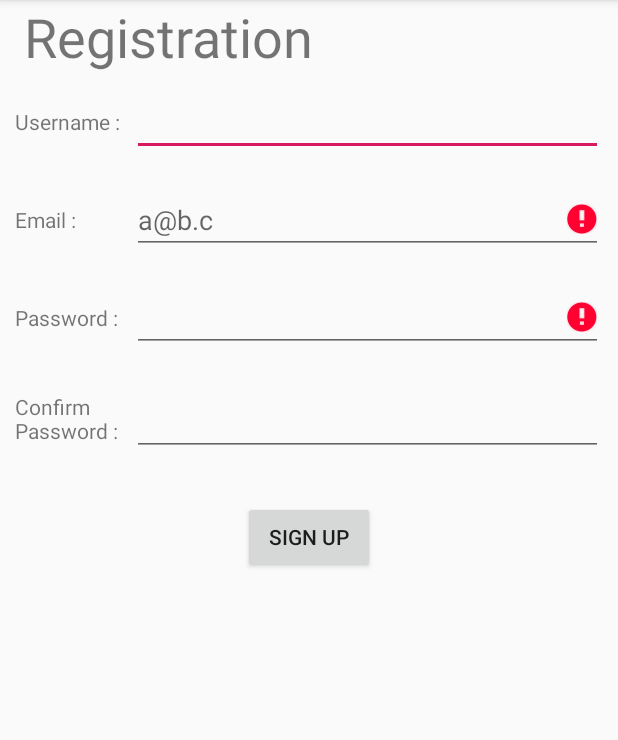
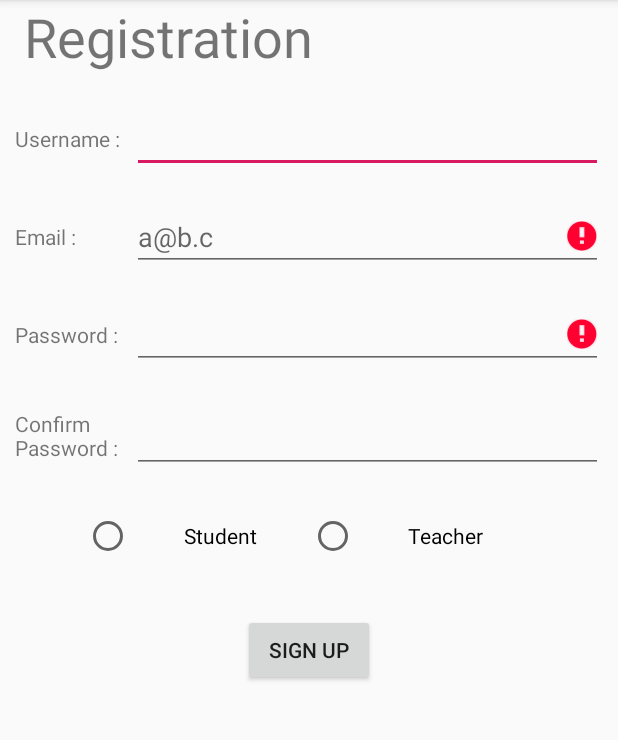
Before and after one commit to phunon/Wireless-Devices-Project, an Android app: the RegisterActivity screen opened directly, with no data from a screen before it, after a tap on "SIGN UP", on a phone screen of 412 x 824 dp, the part 84-824 px from its top. Run offline under Robolectric (Android 15) with nearby library versions, the phone set to English and light mode, and no system bars; our stand-ins replace Firebase (no records; nobody signed in at launch, a user with empty details on screens opened directly).

Commit message:
20/02/2019

```diff
--- a/ProjectWirelessDevice/app/src/main/java/th/ac/kku/koysawat/phunon/RegisterActivity.java
+++ b/ProjectWirelessDevice/app/src/main/java/th/ac/kku/koysawat/phunon/RegisterActivity.java
@@ -1,22 +1,18 @@
 package th.ac.kku.koysawat.phunon;
 
-import android.content.Intent;
 import android.support.annotation.NonNull;
 import android.support.v7.app.AppCompatActivity;
 import android.os.Bundle;
 import android.text.TextUtils;
-import android.util.Log;
 import android.view.View;
 import android.widget.Button;
 import android.widget.EditText;
-import android.widget.TextView;
 import android.widget.Toast;
 
 import com.google.android.gms.tasks.OnCompleteListener;
 import com.google.android.gms.tasks.Task;
 import com.google.firebase.auth.AuthResult;
 import com.google.firebase.auth.FirebaseAuth;
-import com.google.firebase.auth.FirebaseUser;
 
 public class RegisterActivity extends AppCompatActivity implements View.OnClickListener {
 
@@ -31,7 +27,7 @@ public class RegisterActivity extends AppCompatActivity implements View.OnClickL
         auth = FirebaseAuth.getInstance();
         email = findViewById(R.id.Email);
         password = findViewById(R.id.Pass);
-        signup = findViewById(R.id.signup);
+        signup = findViewById(R.id.signUp);
         signup.setOnClickListener(this);
     }
 
@@ -81,7 +77,7 @@ public class RegisterActivity extends AppCompatActivity implements View.OnClickL
     @Override
     public void onClick(View v) {
         int i = v.getId();
-        if (i == R.id.signup) {
+        if (i == R.id.signUp) {
             createAccount(email.getText().toString(), password.getText().toString());
         }
     }
--- a/ProjectWirelessDevice/app/src/main/res/layout/activity_register.xml
+++ b/ProjectWirelessDevice/app/src/main/res/layout/activity_register.xml
@@ -11,7 +11,7 @@
     android:orientation="vertical">
         <TextView
             android:layout_width="match_parent"
-            android:layout_height="wrap_content"
+            android:layout_height="60dp"
             android:text="@string/registration"
             android:textSize="36sp"
             android:paddingLeft="@dimen/sixTeen"/>
@@ -90,8 +90,25 @@
                 android:layout_weight="4"
                 android:inputType="textPassword"/>
         </LinearLayout>
+        <RadioGroup
+            android:layout_width="match_parent"
+            android:layout_height="wrap_content"
+            android:orientation="horizontal"
+            android:gravity="center"
+            android:layout_marginVertical="16dp">
+            <RadioButton
+                android:layout_width="150dp"
+                android:layout_height="wrap_content"
+                android:text="@string/student"
+                android:gravity="center"/>
+            <RadioButton
+                android:layout_width="150dp"
+                android:layout_height="wrap_content"
+                android:text="@string/teacher"
+                android:gravity="center"/>
+        </RadioGroup>
         <Button
-            android:id="@+id/signup"
+            android:id="@+id/signUp"
             android:layout_width="wrap_content"
             android:layout_height="wrap_content"
             android:layout_gravity="center"
--- a/ProjectWirelessDevice/app/src/main/res/values/strings.xml
+++ b/ProjectWirelessDevice/app/src/main/res/values/strings.xml
@@ -1,4 +1,6 @@
 <resources>
     <string name="app_name">Project Wireless Device</string>
     <string name="registration">Registration</string>
+    <string name="student">Student</string>
+    <string name="teacher">Teacher</string>
 </resources>
```
